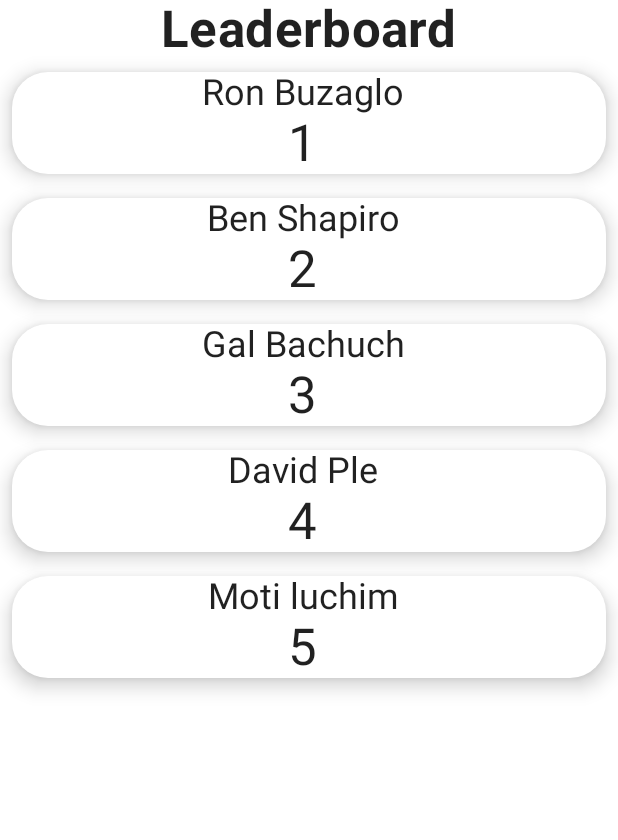
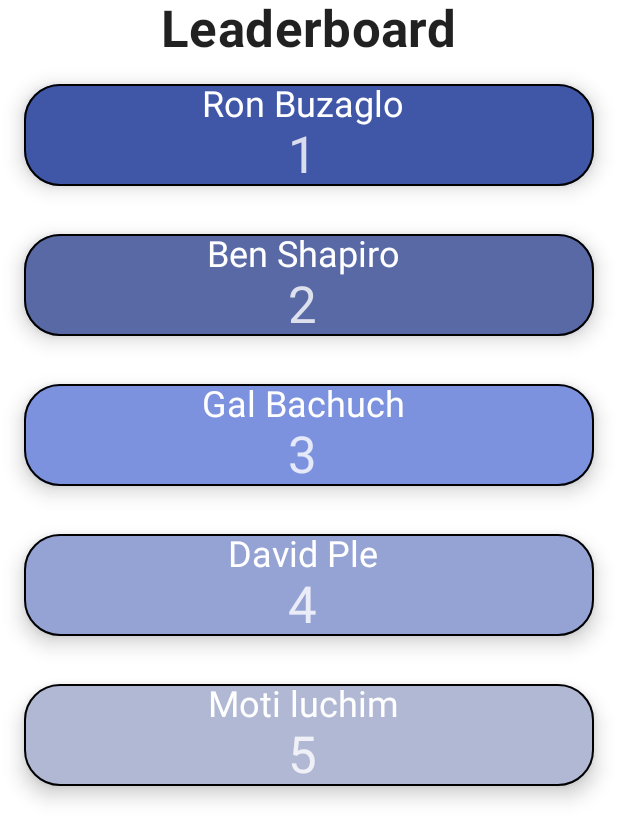
Before and after one commit to Dplepler/Trivia, an Android app built with Jetpack Compose: the composable LeaderboardScreenContent shown on its own in the app's theme, on a phone screen of 412 x 824 dp. Shown: the top 840 px of the screen. Run offline under Robolectric (Android 15) with nearby library versions, the phone set to English and light mode, and no system bars; 2 statements that could not run were skipped.

Commit message:
Finish Trivia App

```diff
--- a/Client/TriviaAndroid/app/src/main/java/com/example/trivia_android/BusinessLogic/Communications/Communications.kt
+++ b/Client/TriviaAndroid/app/src/main/java/com/example/trivia_android/BusinessLogic/Communications/Communications.kt
@@ -64,7 +64,7 @@ enum class ResponseCodes(val code: Int) {
 
 object Communications {
 
-    private const val addr = "192.168.1.233"
+    private const val addr = "10.0.2.2" // To test with your own phone, use ipconfig to get computer ip and replace it here.
     private const val port = 8008
     private const val shiftStart = 24
     private const val shiftOffset = 8
--- a/Client/TriviaAndroid/app/src/main/java/com/example/trivia_android/BusinessLogic/ViewModels/GameViewModel.kt
+++ b/Client/TriviaAndroid/app/src/main/java/com/example/trivia_android/BusinessLogic/ViewModels/GameViewModel.kt
@@ -7,7 +7,6 @@ import androidx.lifecycle.viewModelScope
 import com.example.trivia_android.BusinessLogic.Communications.*
 import kotlinx.coroutines.launch
 import kotlinx.serialization.*
-import kotlinx.serialization.encoding.Decoder
 import kotlinx.serialization.json.*
 
 
@@ -27,7 +26,7 @@ data class CorrectAnswer (
 
 
 @Serializable
-data class AnswerSubmition(val answerId: Int, val ansTime: Int)
+data class AnswerSubmission(val answerId: Int, val ansTime: Int)
 
 
 
@@ -106,7 +105,7 @@ class GameViewModel: ViewModel() {
 
     fun submitQuestion(answerId: Int) {
         viewModelScope.launch {
-            val data = Json.encodeToString(AnswerSubmition(answerId, (gameInfo.answerTimeout - curTime.value).toInt()))
+            val data = Json.encodeToString(AnswerSubmission(answerId, (gameInfo.answerTimeout - curTime.value).toInt()))
             comms.sendMessage(comms.buildMessage(RequestCodes.SubmitAnswer.code.toByte(), data))
             val buffer = comms.readMessage()
             if(buffer[0].toInt() == ResponseCodes.SubmitAns.code) {
--- a/Client/TriviaAndroid/app/src/main/java/com/example/trivia_android/MainActivity.kt
+++ b/Client/TriviaAndroid/app/src/main/java/com/example/trivia_android/MainActivity.kt
@@ -88,7 +88,7 @@ class MainActivity : ComponentActivity() {
                                 },
                                 getInGame = {
                                     mainNavController.navigate("Game") {
-                                        popUpTo("Rooms") { inclusive = true }
+                                        popUpTo("Rooms/{createOrJoin}") { inclusive = true }
                                     }
                                 }
                             )
--- a/Client/TriviaAndroid/app/src/main/java/com/example/trivia_android/ui/screens/Rooms/MainRoomScreen.kt
+++ b/Client/TriviaAndroid/app/src/main/java/com/example/trivia_android/ui/screens/Rooms/MainRoomScreen.kt
@@ -32,7 +32,10 @@ fun MainRoomScreen(
                 roomName = roomsViewModel.roomName,
                 playerVal = roomsViewModel.playerAmount,
                 ansTimeVal = roomsViewModel.ansTime,
-                onClickSubmit = { roomsViewModel.createRoom() { roomNavController.navigate("LobbyScreen") } },
+                onClickLeave = leaveToMenu,
+                onClickSubmit = { roomsViewModel.createRoom() { roomNavController.navigate("LobbyScreen") {
+                    popUpTo("CreateRoom") { inclusive = true }
+                } } },
             )
         }
 
--- a/Client/TriviaAndroid/app/src/main/java/com/example/trivia_android/ui/screens/home/Leaderboard.kt
+++ b/Client/TriviaAndroid/app/src/main/java/com/example/trivia_android/ui/screens/home/Leaderboard.kt
@@ -1,5 +1,6 @@
 package com.example.trivia_android.ui.screens.home
 
+import androidx.compose.foundation.BorderStroke
 import androidx.compose.foundation.layout.*
 import androidx.compose.material.Card
 import androidx.compose.material.Icon
@@ -13,6 +14,7 @@ import androidx.compose.material.icons.filled.Timer
 import androidx.compose.runtime.Composable
 import androidx.compose.ui.Alignment
 import androidx.compose.ui.Modifier
+import androidx.compose.ui.graphics.Color
 import androidx.compose.ui.graphics.vector.ImageVector
 import androidx.compose.ui.text.font.FontWeight
 import androidx.compose.ui.tooling.preview.Preview
@@ -20,7 +22,7 @@ import androidx.compose.ui.unit.dp
 import com.example.trivia_android.BusinessLogic.ViewModels.Leaderboard
 import com.example.trivia_android.BusinessLogic.ViewModels.StatIndex
 import com.example.trivia_android.BusinessLogic.ViewModels.Stats
-import com.example.trivia_android.ui.theme.TriviaAndroidTheme
+import com.example.trivia_android.ui.theme.*
 import java.text.DecimalFormat
 import java.text.DecimalFormatSymbols
 import java.util.*
@@ -29,13 +31,14 @@ import java.util.*
 fun LeaderboardCard(
     modifier: Modifier = Modifier,
     value: Float,
+    backgroundColor: Color = Marine700,
     name: String
 ) {
 
     val otherSymbols = DecimalFormatSymbols(Locale.US)
     val df = DecimalFormat("#.##########", otherSymbols)
 
-    Card(modifier = modifier, elevation = 8.dp) {
+    Card(modifier = modifier, elevation = 8.dp, backgroundColor = backgroundColor, border = BorderStroke(1.dp, Color.Black)) {
 
         Row() {
 
@@ -43,6 +46,7 @@ fun LeaderboardCard(
 
                 Text(
                     text = name,
+                    color = Color.White,
                     modifier = Modifier
 
                         .align(Alignment.CenterHorizontally),
@@ -50,6 +54,7 @@ fun LeaderboardCard(
                 )
                 Text(
                     text = df.format(value),
+                    color = Color.White.copy(0.8f),
                     modifier = Modifier
                         .align(Alignment.CenterHorizontally),
                     style = MaterialTheme.typography.h4
@@ -75,32 +80,37 @@ fun LeaderboardScreenContent(
 
         LeaderboardCard(
             value = 1f,
+            backgroundColor = Marine700,
             name = leaderboard.HighScores[0],
-            modifier = Modifier.padding(8.dp)
+            modifier = Modifier.padding(16.dp)
         )
 
         LeaderboardCard(
             value = 2f,
+            backgroundColor = Marine500,
             name = leaderboard.HighScores[1],
-            modifier = Modifier.padding(8.dp)
+            modifier = Modifier.padding(16.dp)
         )
 
         LeaderboardCard(
             value = 3f,
+            backgroundColor = Marine400,
             name = leaderboard.HighScores[2],
-            modifier = Modifier.padding(8.dp)
+            modifier = Modifier.padding(16.dp)
         )
 
         LeaderboardCard(
             value = 4f,
+            backgroundColor = Blue600,
             name = leaderboard.HighScores[3],
-            modifier = Modifier.padding(8.dp)
+            modifier = Modifier.padding(16.dp)
         )
 
         LeaderboardCard(
             value = 5f,
+            backgroundColor = Marine200,
             name = leaderboard.HighScores[4],
-            modifier = Modifier.padding(8.dp)
+            modifier = Modifier.padding(16.dp)
         )
     }
 }
--- a/Client/TriviaAndroid/app/src/main/java/com/example/trivia_android/ui/theme/Color.kt
+++ b/Client/TriviaAndroid/app/src/main/java/com/example/trivia_android/ui/theme/Color.kt
@@ -4,7 +4,10 @@ import androidx.compose.ui.graphics.Color
 
 val Blue200 = Color(0xFFB2D6FB)
 val Blue500 = Color(0xFF92C5F9)
+val Blue600 = Color(0xFF94A2D4)
 val Marine200 = Color(0xFFB0B8D4)
+val Marine400 = Color(0xFF7C92DE)
 val Marine500 = Color(0xFF5869A5)
+val Marine700 = Color(0xFF4057A8)
 val Green200 = Color(0xFF7AF687)
 val Red200 = Color(0xFFF95151)
```
Also changed, not shown: Client/TriviaAndroid/app/src/main/java/com/example/trivia_android/ui/screens/Rooms/CreateRoom.kt (+7 -0 lines), Client/TriviaAndroid/app/src/main/java/com/example/trivia_android/ui/screens/game/gameScreen/GameScreen.kt (+5 -10 lines).
